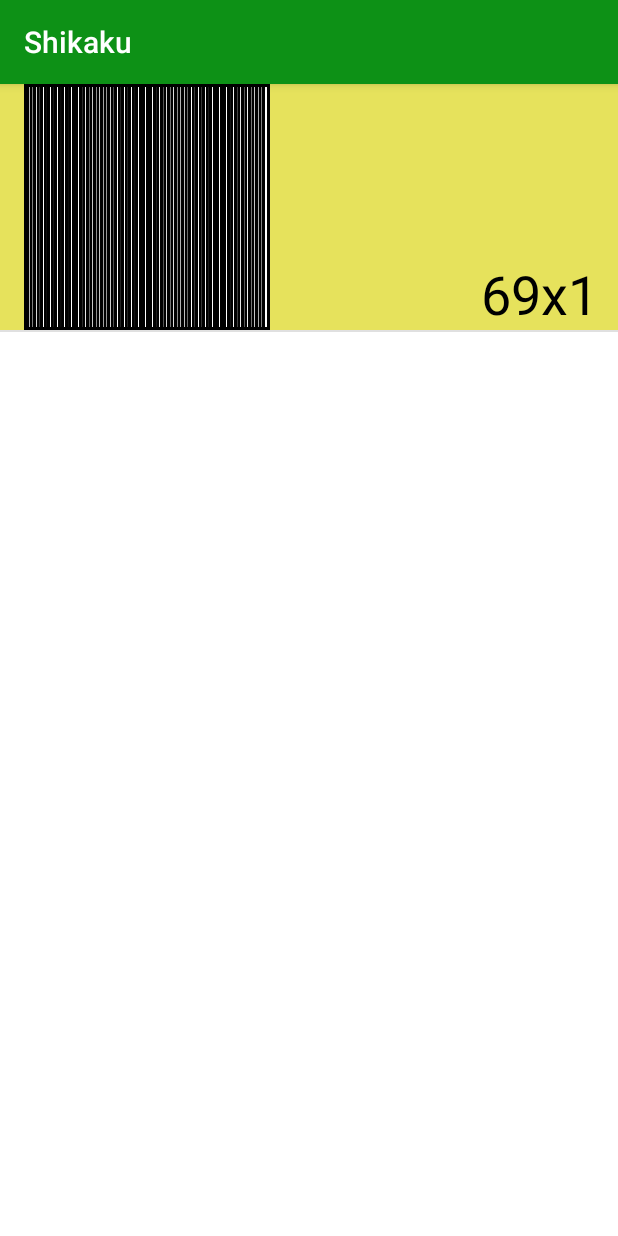
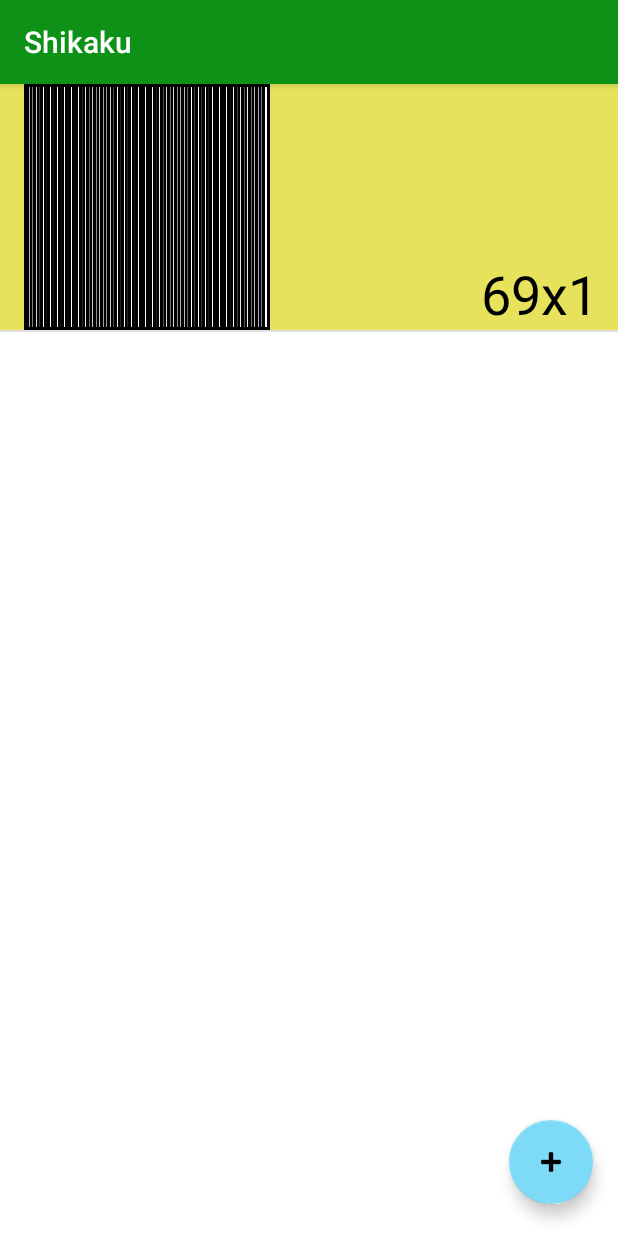
Before and after one commit to Matej-Chmel/shikaku-android, an Android app: the ListActivity screen opened directly, with no data from a screen before it, on a phone screen of 412 x 824 dp. Run offline under Robolectric (Android 15) with nearby library versions, the phone set to English and light mode, and no system bars.

Commit message:
ListView nyní reaguje na dlouhý stisk položky.

```diff
--- a/app/src/main/java/edu/mch/shikaku/ListActivity.java
+++ b/app/src/main/java/edu/mch/shikaku/ListActivity.java
@@ -1,7 +1,10 @@
 package edu.mch.shikaku;
+import android.annotation.SuppressLint;
 import android.content.Intent;
 import android.os.Bundle;
+import android.view.View;
 import android.widget.ListView;
+import android.widget.Toast;
 import androidx.appcompat.app.AppCompatActivity;
 
 public class ListActivity extends AppCompatActivity
@@ -15,12 +18,22 @@ public class ListActivity extends AppCompatActivity
 		ListView listView = this.findViewById(R.id.listView_levels);
 		listView.setAdapter(new LevelAdapter(this, LevelManager.getInstance(this).levelItems));
 		listView.setOnItemClickListener(new OnLevelItemClickListener(this));
+		listView.setOnItemLongClickListener(new OnLevelItemLongClickListener(this));
 	}
 
+	public void onFloatingButtonCreateLevelClicked(View view)
+	{
+		Toast.makeText(this, "Create level", Toast.LENGTH_SHORT).show();
+	}
 	public void onItemClicked(int position)
 	{
 		Intent intent = new Intent(this, GameActivity.class);
 		intent.putExtra(IntentExtras.LEVEL_INDEX, position);
 		this.startActivity(intent);
 	}
+	@SuppressLint("DefaultLocale")
+	public void onItemLongClicked(int position)
+	{
+		Toast.makeText(this, String.format("Long clicked %d", position), Toast.LENGTH_SHORT).show();
+	}
 }
--- /dev/null
+++ b/app/src/main/java/edu/mch/shikaku/OnLevelItemLongClickListener.java
@@ -0,0 +1,20 @@
+package edu.mch.shikaku;
+import android.view.View;
+import android.widget.AdapterView;
+
+public class OnLevelItemLongClickListener implements AdapterView.OnItemLongClickListener
+{
+	private final ListActivity host;
+
+	public OnLevelItemLongClickListener(ListActivity host)
+	{
+		this.host = host;
+	}
+
+	@Override
+	public boolean onItemLongClick(AdapterView<?> parent, View view, int position, long id)
+	{
+		this.host.onItemLongClicked(position);
+		return true;
+	}
+}
--- a/app/src/main/res/layout/activity_list.xml
+++ b/app/src/main/res/layout/activity_list.xml
@@ -10,8 +10,27 @@
 		android:id="@+id/listView_levels"
 		android:layout_width="match_parent"
 		android:layout_height="match_parent"
+		android:longClickable="true"
 		app:layout_constraintBottom_toBottomOf="parent"
 		app:layout_constraintEnd_toEndOf="parent"
 		app:layout_constraintStart_toStartOf="parent"
 		app:layout_constraintTop_toTopOf="parent" />
+
+	<com.google.android.material.floatingactionbutton.FloatingActionButton
+		android:id="@+id/floatingButton_createLevel"
+		android:layout_width="wrap_content"
+		android:layout_height="wrap_content"
+		android:clickable="true"
+		android:contentDescription="@string/floatingButton_createLevel_contentDescription"
+		android:focusable="true"
+		android:onClick="onFloatingButtonCreateLevelClicked"
+		app:backgroundTint="@color/blue_light"
+		app:layout_constraintBottom_toBottomOf="parent"
+		app:layout_constraintEnd_toEndOf="parent"
+		app:layout_constraintHorizontal_bias="0.954"
+		app:layout_constraintStart_toStartOf="parent"
+		app:layout_constraintTop_toTopOf="parent"
+		app:layout_constraintVertical_bias="0.97"
+		app:srcCompat="@android:drawable/ic_input_add" />
+
 </androidx.constraintlayout.widget.ConstraintLayout>
--- a/app/src/main/res/values/strings.xml
+++ b/app/src/main/res/values/strings.xml
@@ -14,5 +14,6 @@
 	<string name="textView_levelDimensions_placeholder" translatable="false">5x5</string>
 	<string name="imageView_levelPreview_contentDescription">Level preview.</string>
 	<string name="button_nextLevel_text">Next level</string>
+	<string name="floatingButton_createLevel_contentDescription">Create new level.</string>
 
 </resources>
```
Also changed, not shown: 1 other file.
